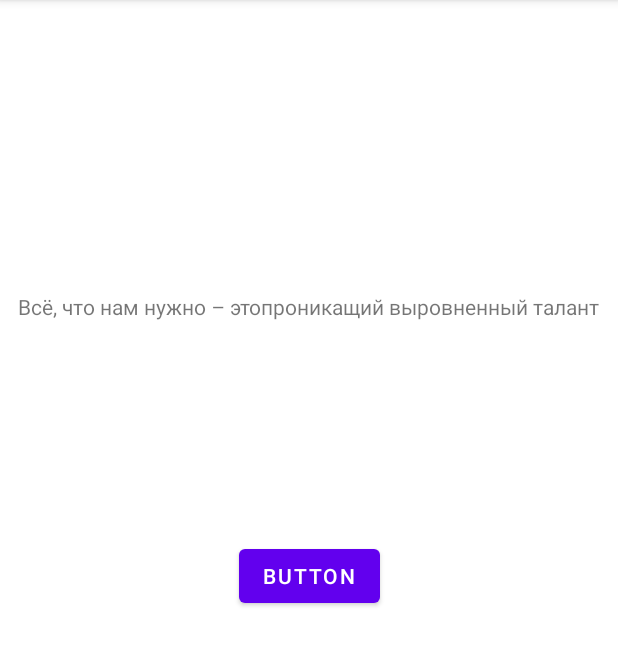
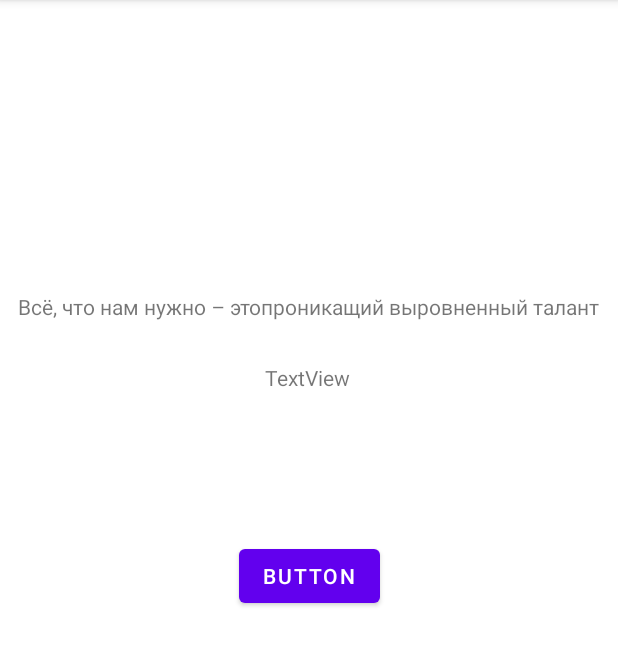
Before and after one commit to bekishevaleria/String, an Android app: the screen it shows after launch (MainActivity), after a tap on "BUTTON", on a phone screen of 412 x 824 dp, the part 84-750 px from its top. Run offline under Robolectric (Android 15) with nearby library versions, the phone set to English and light mode, and no system bars.

Commit message:
Добавила текстовое поле

```diff
--- a/app/src/main/res/layout/activity_main.xml
+++ b/app/src/main/res/layout/activity_main.xml
@@ -29,4 +29,15 @@
         app:layout_constraintStart_toStartOf="parent"
         app:layout_constraintTop_toTopOf="parent" />
 
+    <TextView
+        android:id="@+id/res"
+        android:layout_width="wrap_content"
+        android:layout_height="wrap_content"
+        android:layout_marginTop="28dp"
+        android:text="TextView"
+        app:layout_constraintEnd_toEndOf="parent"
+        app:layout_constraintHorizontal_bias="0.498"
+        app:layout_constraintStart_toStartOf="parent"
+        app:layout_constraintTop_toBottomOf="@+id/text" />
+
 </androidx.constraintlayout.widget.ConstraintLayout>
```
